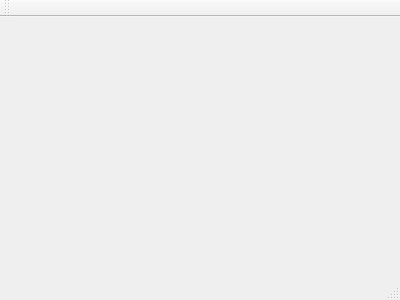
JunhuaiYang/OSDesign, file Design4/SystemMonitor/mainwindow.ui: the form before one commit.
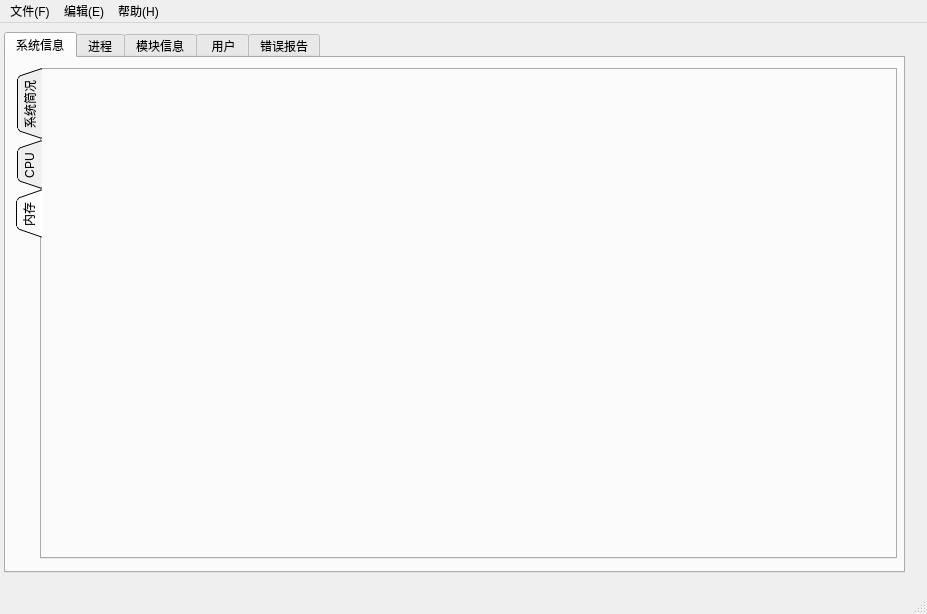
The form after the commit. The open tabs and pages were chosen to show the change.

```diff
--- a/Design4/SystemMonitor/mainwindow.ui
+++ b/Design4/SystemMonitor/mainwindow.ui
@@ -1,24 +1,211 @@
 <ui version="4.0">
  <class>MainWindow</class>
- <widget class="QMainWindow" name="MainWindow" >
-  <property name="geometry" >
+ <widget class="QMainWindow" name="MainWindow">
+  <property name="geometry">
    <rect>
     <x>0</x>
     <y>0</y>
-    <width>400</width>
-    <height>300</height>
+    <width>927</width>
+    <height>614</height>
    </rect>
   </property>
   <property name="windowTitle" >
    <string>MainWindow</string>
   </property>
-  <widget class="QMenuBar" name="menuBar" />
-  <widget class="QToolBar" name="mainToolBar" />
-  <widget class="QWidget" name="centralWidget" />
-  <widget class="QStatusBar" name="statusBar" />
+  <widget class="QWidget" name="centralWidget">
+   <widget class="QTabWidget" name="tabWidget">
+    <property name="geometry">
+     <rect>
+      <x>4</x>
+      <y>9</y>
+      <width>901</width>
+      <height>541</height>
+     </rect>
+    </property>
+    <property name="currentIndex">
+     <number>4</number>
+    </property>
+    <widget class="QWidget" name="tab_sys">
+     <attribute name="title">
+      <string>系统信息</string>
+     </attribute>
+     <widget class="QTabWidget" name="tabWidget_2">
+      <property name="geometry">
+       <rect>
+        <x>10</x>
+        <y>10</y>
+        <width>881</width>
+        <height>491</height>
+       </rect>
+      </property>
+      <property name="contextMenuPolicy">
+       <enum>Qt::DefaultContextMenu</enum>
+      </property>
+      <property name="layoutDirection">
+       <enum>Qt::LeftToRight</enum>
+      </property>
+      <property name="tabPosition">
+       <enum>QTabWidget::West</enum>
+      </property>
+      <property name="tabShape">
+       <enum>QTabWidget::Triangular</enum>
+      </property>
+      <property name="currentIndex">
+       <number>2</number>
+      </property>
+      <property name="elideMode">
+       <enum>Qt::ElideLeft</enum>
+      </property>
+      <property name="usesScrollButtons">
+       <bool>true</bool>
+      </property>
+      <property name="documentMode">
+       <bool>false</bool>
+      </property>
+      <property name="tabsClosable">
+       <bool>false</bool>
+      </property>
+      <property name="movable">
+       <bool>false</bool>
+      </property>
+      <property name="tabBarAutoHide">
+       <bool>false</bool>
+      </property>
+      <widget class="QWidget" name="tabWidget_2Page1" native="true">
+       <attribute name="title">
+        <string>系统简况</string>
+       </attribute>
+       <attribute name="toolTip">
+        <string>12</string>
+       </attribute>
+      </widget>
+      <widget class="QWidget" name="tabWidget_2Page2" native="true">
+       <attribute name="title">
+        <string>CPU</string>
+       </attribute>
+       <attribute name="toolTip">
+        <string>12</string>
+       </attribute>
+       <attribute name="whatsThis">
+        <string>34</string>
+       </attribute>
+      </widget>
+      <widget class="QWidget" name="tabWidget_2Page3" native="true">
+       <attribute name="title">
+        <string>内存</string>
+       </attribute>
+      </widget>
+     </widget>
+    </widget>
+    <widget class="QWidget" name="tab_process">
+     <attribute name="title">
+      <string>进程</string>
+     </attribute>
+     <widget class="QLabel" name="label_2">
+      <property name="geometry">
+       <rect>
+        <x>250</x>
+        <y>220</y>
+        <width>80</width>
+        <height>20</height>
+       </rect>
+      </property>
+      <property name="text">
+       <string>222</string>
+      </property>
+     </widget>
+    </widget>
+    <widget class="QWidget" name="tab_module">
+     <attribute name="title">
+      <string>模块信息</string>
+     </attribute>
+     <widget class="QLabel" name="label_3">
+      <property name="geometry">
+       <rect>
+        <x>290</x>
+        <y>310</y>
+        <width>80</width>
+        <height>20</height>
+       </rect>
+      </property>
+      <property name="text">
+       <string>333</string>
+      </property>
+     </widget>
+    </widget>
+    <widget class="QWidget" name="tab_user">
+     <attribute name="title">
+      <string> 用户</string>
+     </attribute>
+    </widget>
+    <widget class="QWidget" name="tab_mistake">
+     <attribute name="title">
+      <string>错误报告</string>
+     </attribute>
+    </widget>
+   </widget>
+  </widget>
+  <widget class="QMenuBar" name="menuBar">
+   <property name="geometry">
+    <rect>
+     <x>0</x>
+     <y>0</y>
+     <width>927</width>
+     <height>32</height>
+    </rect>
+   </property>
+   <widget class="QMenu" name="menu_F">
+    <property name="title">
+     <string>文件(F)</string>
+    </property>
+    <addaction name="action_Exit"/>
+   </widget>
+   <widget class="QMenu" name="menu_E">
+    <property name="title">
+     <string>编辑(E)</string>
+    </property>
+    <addaction name="action_F5"/>
+   </widget>
+   <widget class="QMenu" name="menu_H">
+    <property name="title">
+     <string>帮助(H)</string>
+    </property>
+    <addaction name="action"/>
+    <addaction name="action_2"/>
+   </widget>
+   <addaction name="menu_F"/>
+   <addaction name="menu_E"/>
+   <addaction name="menu_H"/>
+  </widget>
+  <widget class="QStatusBar" name="statusBar"/>
+  <action name="action_Exit">
+   <property name="text">
+    <string>退出(W)</string>
+   </property>
+   <property name="shortcut">
+    <string>Alt+W</string>
+   </property>
+  </action>
+  <action name="action_F5">
+   <property name="text">
+    <string>刷新(F5)</string>
+   </property>
+   <property name="shortcut">
+    <string>F5</string>
+   </property>
+  </action>
+  <action name="action">
+   <property name="text">
+    <string>使用说明</string>
+   </property>
+  </action>
+  <action name="action_2">
+   <property name="text">
+    <string>关于</string>
+   </property>
+  </action>
  </widget>
- <layoutDefault spacing="6" margin="11" />
- <pixmapfunction></pixmapfunction>
+ <layoutdefault spacing="6" margin="11"/>
  <resources/>
  <connections/>
 </ui>
```
Left out of the diff: 3 changed lines with no effect on the pictures.
